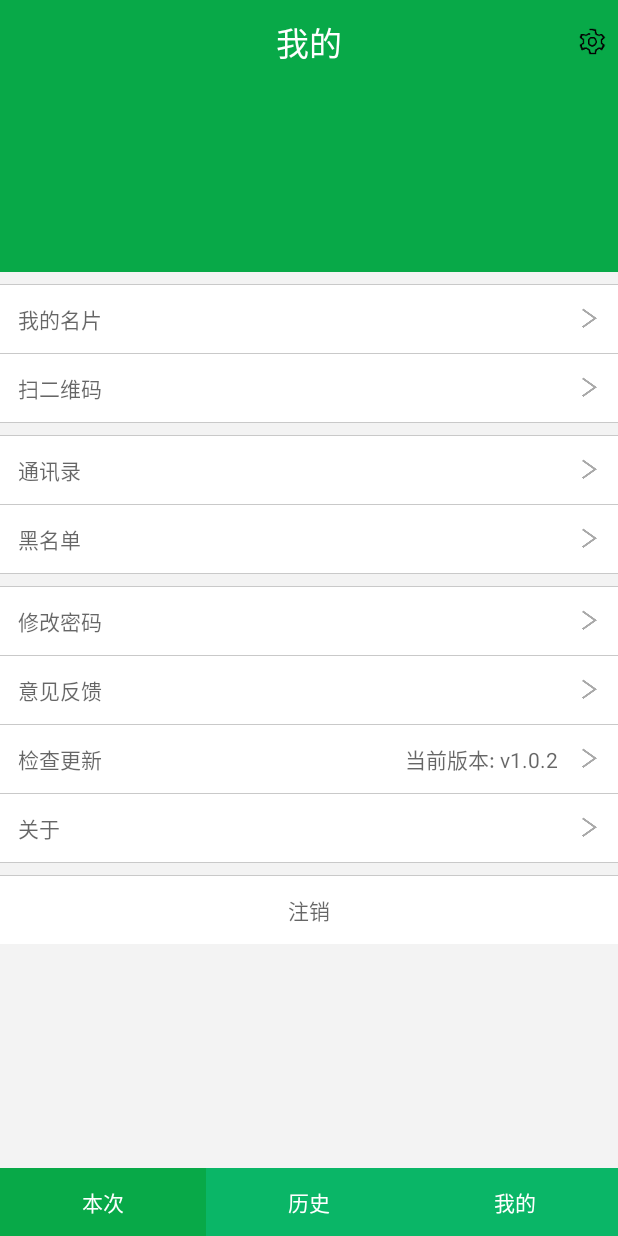
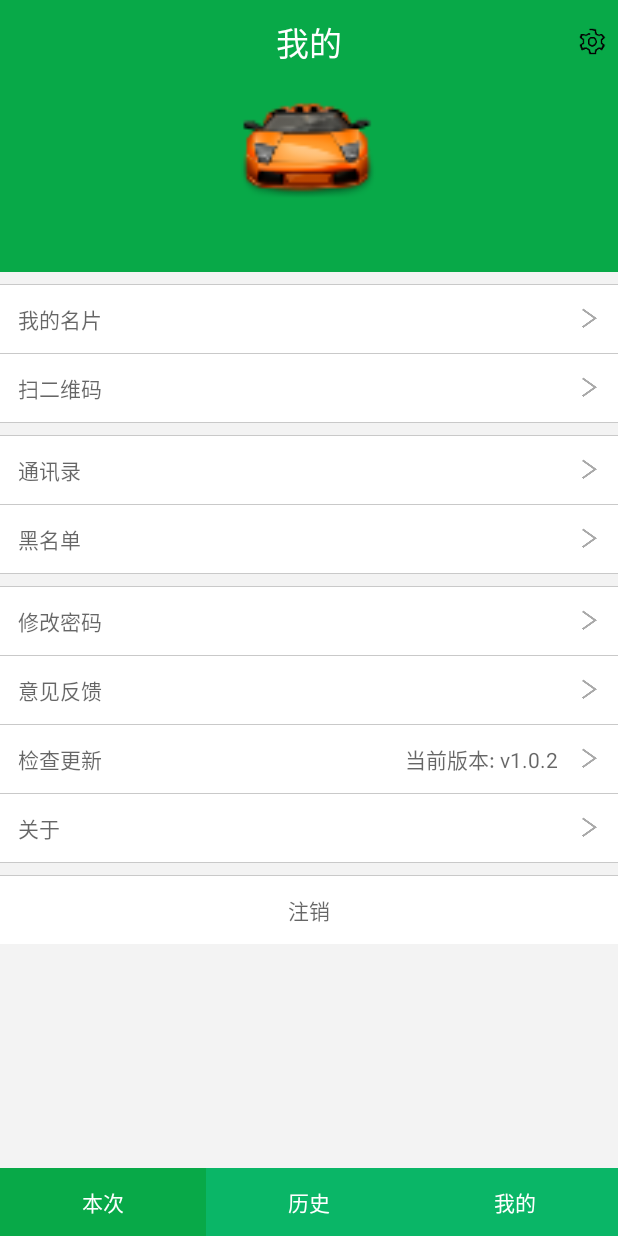
Before and after one commit to wshychbydh/Riding, an Android app: the fragment UserZoneFragment placed in its activity, on a phone screen of 412 x 824 dp. Run offline under Robolectric (Android 15) with nearby library versions, the phone set to English and light mode, and no system bars; libraries missing offline, so code that uses them is left out: cn.bmob.v3; 7 statements that could not run were skipped.

```diff
--- a/app/src/main/java/cool/eye/ridding/ui/ZoneHeadView.kt
+++ b/app/src/main/java/cool/eye/ridding/ui/ZoneHeadView.kt
@@ -78,6 +78,7 @@ class ZoneHeadView @JvmOverloads constructor(context: Context, attrs: AttributeS
 
     private fun updateBitmap(drawable: Drawable) {
         bitmap = createFixedSizeImage((drawable as BitmapDrawable).bitmap)
+        invalidate()
     }
 
     override fun onMeasure(widthMeasureSpec: Int, heightMeasureSpec: Int) {
--- a/app/src/main/res/layout/fragment_zone.xml
+++ b/app/src/main/res/layout/fragment_zone.xml
@@ -1,5 +1,4 @@
 <LinearLayout xmlns:android="http://schemas.android.com/apk/res/android"
-  xmlns:apps="http://schemas.android.com/tools"
   android:layout_width="match_parent"
   android:layout_height="match_parent"
   android:orientation="vertical">
@@ -34,11 +33,11 @@
     android:gravity="center"
     android:orientation="vertical">
 
-    <cool.eye.ridding.ui.ZoneHeadView
+    <ImageView
       android:id="@+id/headIv"
       android:layout_width="90dp"
       android:layout_height="90dp"
-      apps:src="@mipmap/ic_launcher" />
+      android:src="@mipmap/ic_launcher" />
 
     <TextView
       android:id="@+id/user_name"
```
Also changed, not shown: app/build.gradle (+10 -1 lines).
